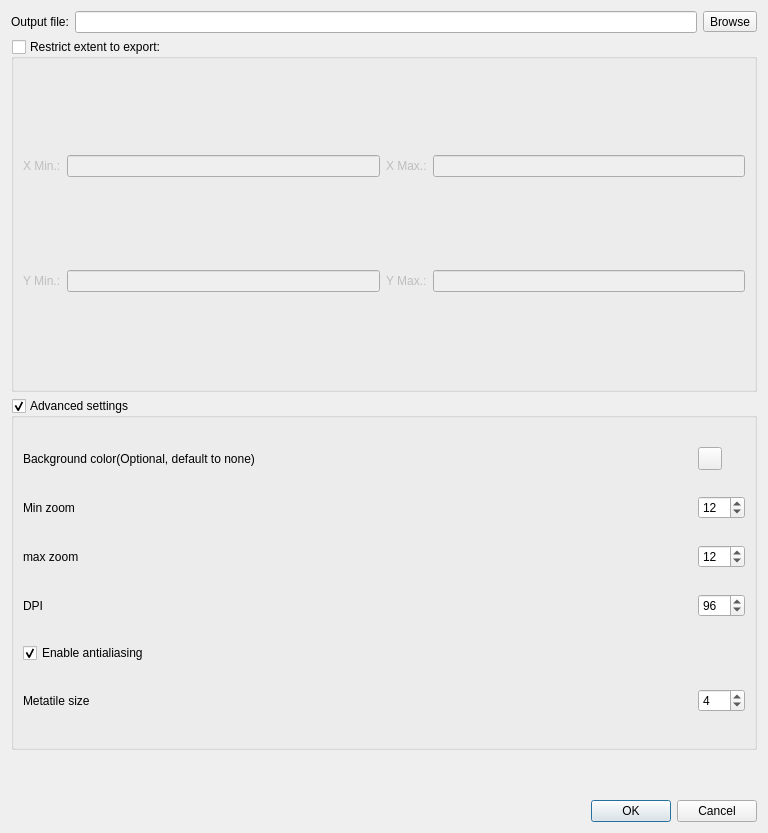
The window that kadas_mbtiles/kadas_mbtiles_export_dialog.ui (kadas-albireo/kadas-mbtiles-plugin) describes before a commit, drawn with Qt 5.
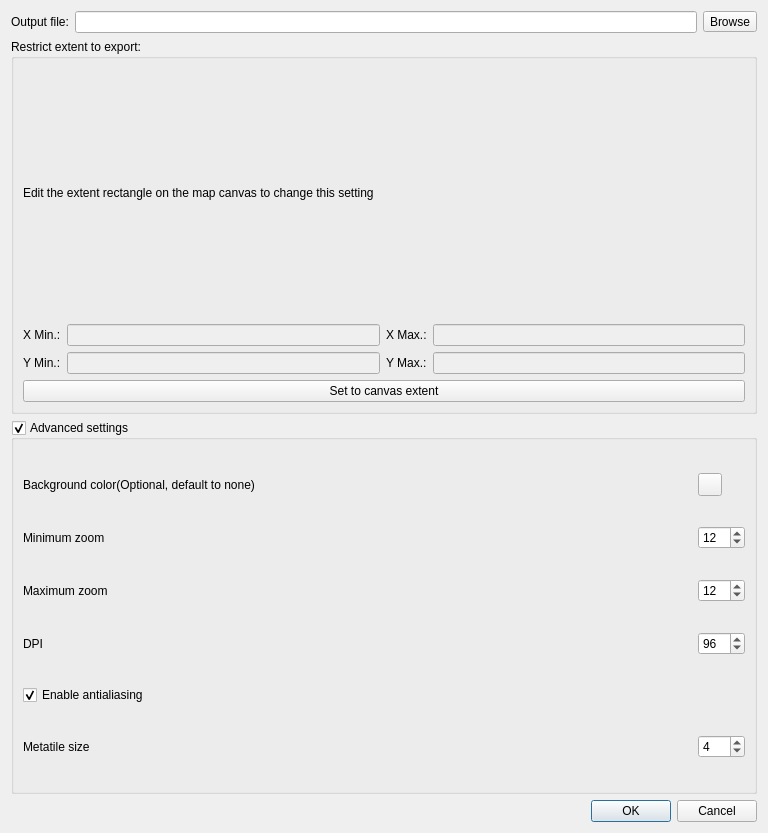
The same window after the commit. Custom widgets are drawn as their Qt base class.

Commit message: Update the set extent UI

```diff
--- a/kadas_mbtiles/kadas_mbtiles_export_dialog.ui
+++ b/kadas_mbtiles/kadas_mbtiles_export_dialog.ui
@@ -10,60 +10,170 @@
     <height>833</height>
    </rect>
   </property>
+  <property name="sizePolicy">
+   <sizepolicy hsizetype="Preferred" vsizetype="Minimum">
+    <horstretch>0</horstretch>
+    <verstretch>0</verstretch>
+   </sizepolicy>
+  </property>
   <property name="windowTitle">
    <string>GPKG Project Export</string>
   </property>
-  <layout class="QGridLayout" name="gridLayout">
-   <item row="5" column="0">
-    <widget class="QLabel" name="labelWarnIcon">
-     <property name="minimumSize">
-      <size>
-       <width>16</width>
-       <height>16</height>
-      </size>
-     </property>
-     <property name="maximumSize">
-      <size>
-       <width>16</width>
-       <height>16</height>
-      </size>
-     </property>
-     <property name="scaledContents">
-      <bool>true</bool>
-     </property>
-    </widget>
+  <layout class="QVBoxLayout" name="verticalLayout">
+   <property name="sizeConstraint">
+    <enum>QLayout::SetMinimumSize</enum>
+   </property>
+   <item>
+    <layout class="QHBoxLayout" name="horizontalLayout">
+     <item>
+      <widget class="QLabel" name="labelOutputFile">
+       <property name="text">
+        <string>Output file:</string>
+       </property>
+      </widget>
+     </item>
+     <item>
+      <widget class="QLineEdit" name="lineEditOutputFile">
+       <property name="readOnly">
+        <bool>true</bool>
+       </property>
+      </widget>
+     </item>
+     <item>
+      <widget class="QToolButton" name="buttonSelectFile">
+       <property name="sizePolicy">
+        <sizepolicy hsizetype="Fixed" vsizetype="Fixed">
+         <horstretch>0</horstretch>
+         <verstretch>0</verstretch>
+        </sizepolicy>
+       </property>
+       <property name="text">
+        <string>Browse</string>
+       </property>
+      </widget>
+     </item>
+    </layout>
    </item>
-   <item row="4" column="0">
-    <widget class="QLabel" name="labelCheckIcon">
-     <property name="minimumSize">
-      <size>
-       <width>16</width>
-       <height>16</height>
-      </size>
+   <item>
+    <widget class="QGroupBox" name="mGroupBoxExtent">
+     <property name="sizePolicy">
+      <sizepolicy hsizetype="Minimum" vsizetype="Minimum">
+       <horstretch>0</horstretch>
+       <verstretch>0</verstretch>
+      </sizepolicy>
      </property>
-     <property name="maximumSize">
-      <size>
-       <width>2</width>
-       <height>16</height>
-      </size>
+     <property name="title">
+      <string>Restrict extent to export:</string>
      </property>
-     <property name="scaledContents">
-      <bool>true</bool>
+     <property name="checkable">
+      <bool>false</bool>
      </property>
-    </widget>
-   </item>
-   <item row="7" column="1">
-    <widget class="QDialogButtonBox" name="buttonBox">
-     <property name="orientation">
-      <enum>Qt::Horizontal</enum>
+     <property name="checked">
+      <bool>false</bool>
      </property>
-     <property name="standardButtons">
-      <set>QDialogButtonBox::Cancel|QDialogButtonBox::Ok</set>
-     </property>
+     <layout class="QGridLayout" name="gridLayout_2">
+      <item row="2" column="0">
+       <widget class="QLabel" name="mLabelYMin">
+        <property name="text">
+         <string>Y Min.:</string>
+        </property>
+       </widget>
+      </item>
+      <item row="1" column="0">
+       <widget class="QLabel" name="mlabelXMin">
+        <property name="text">
+         <string>X Min.:</string>
+        </property>
+       </widget>
+      </item>
+      <item row="2" column="3">
+       <widget class="QLineEdit" name="mLineEditYMax">
+        <property name="enabled">
+         <bool>false</bool>
+        </property>
+        <property name="readOnly">
+         <bool>true</bool>
+        </property>
+       </widget>
+      </item>
+      <item row="1" column="3">
+       <widget class="QLineEdit" name="mLineEditXMax">
+        <property name="enabled">
+         <bool>false</bool>
+        </property>
+        <property name="readOnly">
+         <bool>true</bool>
+        </property>
+       </widget>
+      </item>
+      <item row="2" column="2">
+       <widget class="QLabel" name="mLabelYMax">
+        <property name="text">
+         <string>Y Max.:</string>
+        </property>
+       </widget>
+      </item>
+      <item row="1" column="1">
+       <widget class="QLineEdit" name="mLineEditXMin">
+        <property name="enabled">
+         <bool>false</bool>
+        </property>
+        <property name="readOnly">
+         <bool>true</bool>
+        </property>
+       </widget>
+      </item>
+      <item row="3" column="0" colspan="4">
+       <widget class="QPushButton" name="buttonSetToCanvasExtent">
+        <property name="text">
+         <string>Set to canvas extent</string>
+        </property>
+       </widget>
+      </item>
+      <item row="2" column="1">
+       <widget class="QLineEdit" name="mLineEditYMin">
+        <property name="enabled">
+         <bool>false</bool>
+        </property>
+        <property name="readOnly">
+         <bool>true</bool>
+        </property>
+       </widget>
+      </item>
+      <item row="1" column="2">
+       <widget class="QLabel" name="mLabelXMax">
+        <property name="text">
+         <string>X Max.:</string>
+        </property>
+       </widget>
+      </item>
+      <item row="0" column="0" colspan="4">
+       <widget class="QLabel" name="label">
+        <property name="sizePolicy">
+         <sizepolicy hsizetype="Minimum" vsizetype="Preferred">
+          <horstretch>0</horstretch>
+          <verstretch>0</verstretch>
+         </sizepolicy>
+        </property>
+        <property name="text">
+         <string>Edit the extent rectangle on the map canvas to change this setting</string>
+        </property>
+       </widget>
+      </item>
+     </layout>
     </widget>
    </item>
-   <item row="3" column="0" colspan="2">
+   <item>
     <widget class="QgsCollapsibleGroupBox" name="mGroupBox">
+     <property name="enabled">
+      <bool>true</bool>
+     </property>
+     <property name="sizePolicy">
+      <sizepolicy hsizetype="Preferred" vsizetype="Preferred">
+       <horstretch>0</horstretch>
+       <verstretch>0</verstretch>
+      </sizepolicy>
+     </property>
      <property name="title">
       <string>Advanced settings</string>
      </property>
@@ -97,7 +207,7 @@
       <item row="9" column="0">
        <widget class="QLabel" name="label_5">
         <property name="text">
-         <string>Min zoom</string>
+         <string>Minimum zoom</string>
         </property>
        </widget>
       </item>
@@ -117,7 +227,7 @@
       <item row="10" column="0">
        <widget class="QLabel" name="label_6">
         <property name="text">
-         <string>max zoom</string>
+         <string>Maximum zoom</string>
         </property>
        </widget>
       </item>
@@ -189,92 +299,16 @@
      </layout>
     </widget>
    </item>
-   <item row="1" column="0" colspan="2">
-    <widget class="QGroupBox" name="mGroupBoxExtent">
-     <property name="title">
-      <string>Restrict extent to export:</string>
+   <item>
+    <widget class="QDialogButtonBox" name="buttonBox">
+     <property name="orientation">
+      <enum>Qt::Horizontal</enum>
      </property>
-     <property name="checkable">
-      <bool>true</bool>
+     <property name="standardButtons">
+      <set>QDialogButtonBox::Cancel|QDialogButtonBox::Ok</set>
      </property>
-     <property name="checked">
-      <bool>false</bool>
-     </property>
-     <layout class="QGridLayout" name="gridLayout_2">
-      <item row="1" column="2">
-       <widget class="QLabel" name="mLabelYMax">
-        <property name="text">
-         <string>Y Max.:</string>
-        </property>
-       </widget>
-      </item>
-      <item row="0" column="0">
-       <widget class="QLabel" name="mlabelXMin">
-        <property name="text">
-         <string>X Min.:</string>
-        </property>
-       </widget>
-      </item>
-      <item row="1" column="1">
-       <widget class="QLineEdit" name="mLineEditYMin"/>
-      </item>
-      <item row="0" column="1">
-       <widget class="QLineEdit" name="mLineEditXMin"/>
-      </item>
-      <item row="1" column="0">
-       <widget class="QLabel" name="mLabelYMin">
-        <property name="text">
-         <string>Y Min.:</string>
-        </property>
-       </widget>
-      </item>
-      <item row="0" column="2">
-       <widget class="QLabel" name="mLabelXMax">
-        <property name="text">
-         <string>X Max.:</string>
-        </property>
-       </widget>
-      </item>
-      <item row="0" column="3">
-       <widget class="QLineEdit" name="mLineEditXMax"/>
-      </item>
-      <item row="1" column="3">
-       <widget class="QLineEdit" name="mLineEditYMax"/>
-      </item>
-     </layout>
     </widget>
    </item>
-   <item row="0" column="0" colspan="2">
-    <layout class="QHBoxLayout" name="horizontalLayout">
-     <item>
-      <widget class="QLabel" name="labelOutputFile">
-       <property name="text">
-        <string>Output file:</string>
-       </property>
-      </widget>
-     </item>
-     <item>
-      <widget class="QLineEdit" name="lineEditOutputFile">
-       <property name="readOnly">
-        <bool>true</bool>
-       </property>
-      </widget>
-     </item>
-     <item>
-      <widget class="QToolButton" name="buttonSelectFile">
-       <property name="sizePolicy">
-        <sizepolicy hsizetype="Fixed" vsizetype="Fixed">
-         <horstretch>0</horstretch>
-         <verstretch>0</verstretch>
-        </sizepolicy>
-       </property>
-       <property name="text">
-        <string>Browse</string>
-       </property>
-      </widget>
-     </item>
-    </layout>
-   </item>
   </layout>
  </widget>
  <customwidgets>
```
The commit also changes 1 other file.
